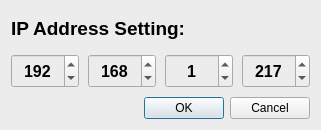
15903016222/Voice, file ui/dialogwidget/ipsetdialog.ui: the form before one commit.
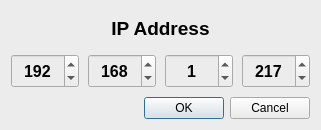
The form after the commit.

Commit message: Updated: 修改ipsetdialog.ui和subnetsetdialog.ui；

```diff
--- a/ui/dialogwidget/ipsetdialog.ui
+++ b/ui/dialogwidget/ipsetdialog.ui
@@ -49,7 +49,10 @@
          </font>
         </property>
         <property name="text">
-         <string>IP Address Setting:</string>
+         <string>IP Address</string>
+        </property>
+        <property name="alignment">
+         <set>Qt::AlignCenter</set>
         </property>
        </widget>
       </item>
```
The commit also changes 1 other file.
